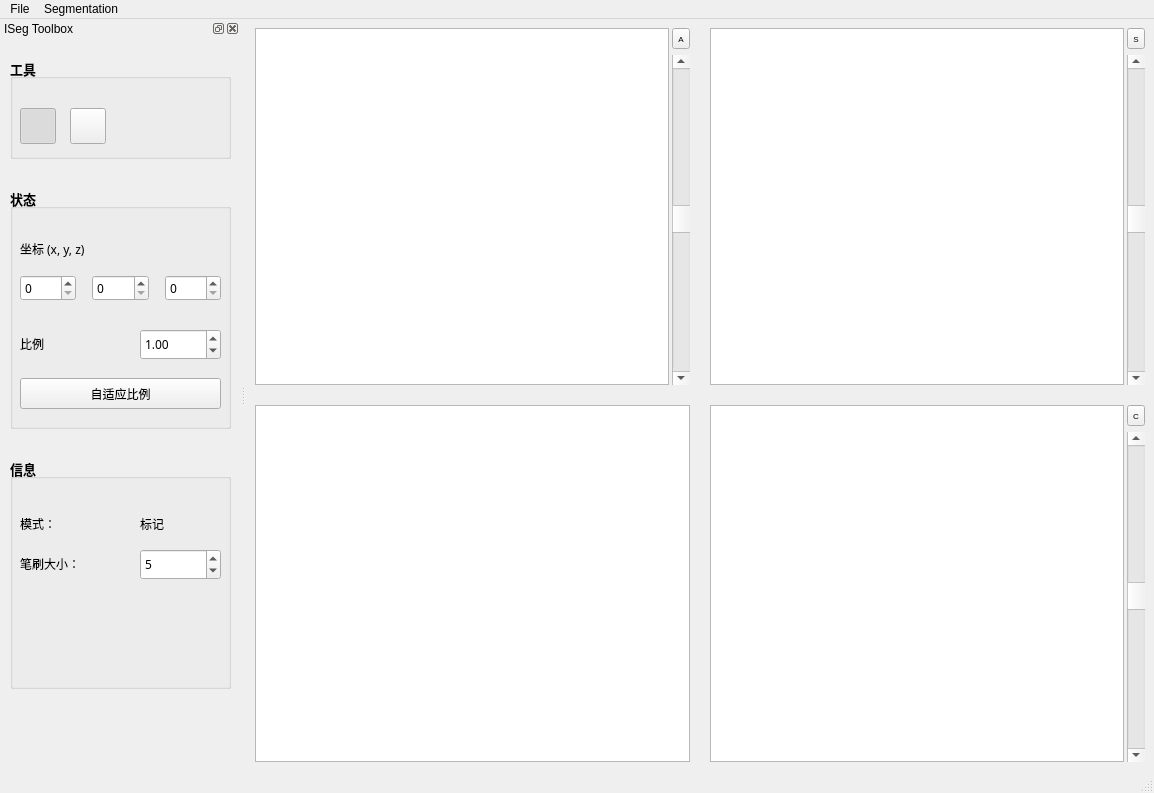
Before: the Qt Designer form ui/mainWindow.ui in blueyo0/ISeg_GUI, drawn with Qt 5.
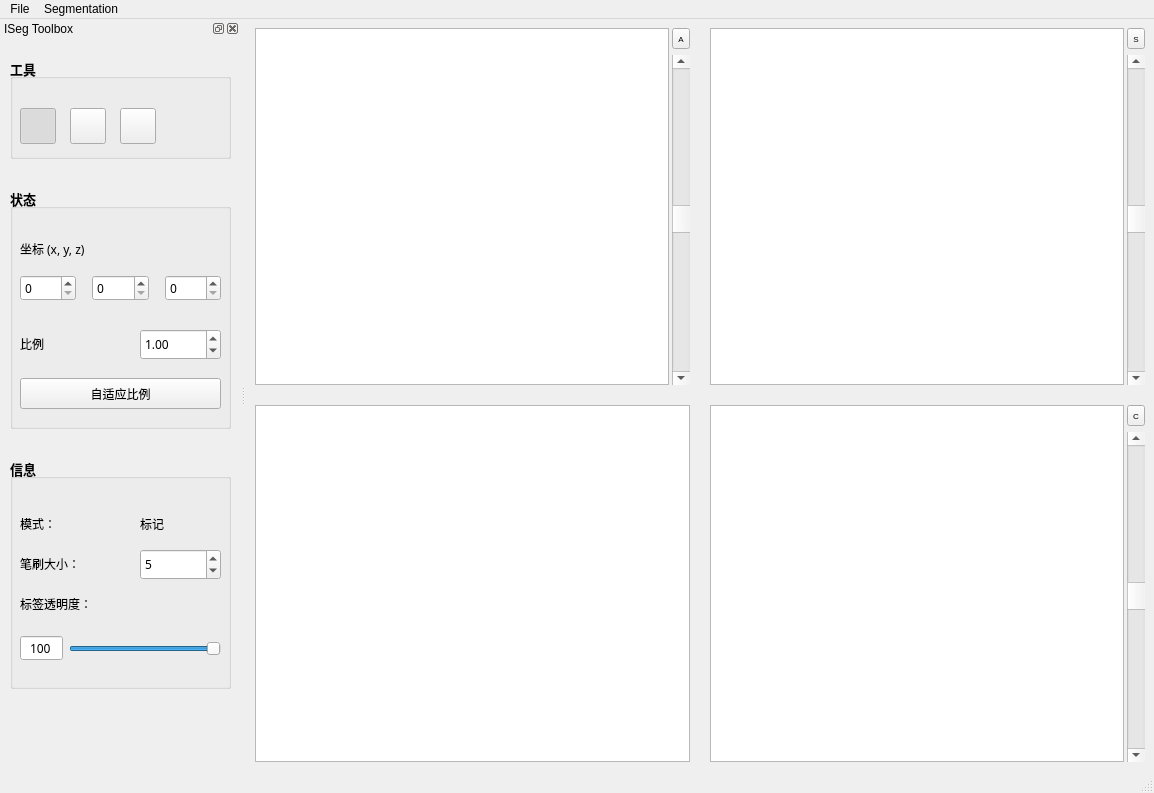
After: the same form once the commit is applied. Icons and pictures are not drawn. Custom widgets are drawn as their Qt base class.

Commit message: 写完了自适应放缩, seg透明度，拖拽放缩等功能

```diff
--- a/ui/mainWindow.ui
+++ b/ui/mainWindow.ui
@@ -424,6 +424,32 @@
        <bool>true</bool>
       </property>
      </widget>
+     <widget class="QToolButton" name="dragButton">
+      <property name="geometry">
+       <rect>
+        <x>110</x>
+        <y>50</y>
+        <width>36</width>
+        <height>36</height>
+       </rect>
+      </property>
+      <property name="text">
+       <string/>
+      </property>
+      <property name="icon">
+       <iconset resource="../Resources/rsc.qrc">
+        <normaloff>:/手.png</normaloff>:/手.png</iconset>
+      </property>
+      <property name="iconSize">
+       <size>
+        <width>30</width>
+        <height>30</height>
+       </size>
+      </property>
+      <property name="checkable">
+       <bool>true</bool>
+      </property>
+     </widget>
     </widget>
     <widget class="QGroupBox" name="groupBox_2">
      <property name="geometry">
@@ -699,6 +725,88 @@
        <number>5</number>
       </property>
      </widget>
+     <widget class="QLabel" name="label_4">
+      <property name="geometry">
+       <rect>
+        <x>10</x>
+        <y>130</y>
+        <width>201</width>
+        <height>31</height>
+       </rect>
+      </property>
+      <property name="font">
+       <font>
+        <family>SimSun-ExtB</family>
+        <pointsize>9</pointsize>
+        <weight>50</weight>
+        <bold>false</bold>
+       </font>
+      </property>
+      <property name="text">
+       <string>标签透明度：</string>
+      </property>
+     </widget>
+     <widget class="QWidget" name="horizontalLayoutWidget_2">
+      <property name="geometry">
+       <rect>
+        <x>10</x>
+        <y>170</y>
+        <width>201</width>
+        <height>41</height>
+       </rect>
+      </property>
+      <layout class="QHBoxLayout" name="horizontalLayout_2" stretch="2,7">
+       <item>
+        <widget class="QSpinBox" name="alphaSpinBox">
+         <property name="enabled">
+          <bool>true</bool>
+         </property>
+         <property name="font">
+          <font>
+           <family>SimSun-ExtB</family>
+           <pointsize>9</pointsize>
+           <weight>50</weight>
+           <bold>false</bold>
+          </font>
+         </property>
+         <property name="focusPolicy">
+          <enum>Qt::ClickFocus</enum>
+         </property>
+         <property name="alignment">
+          <set>Qt::AlignCenter</set>
+         </property>
+         <property name="buttonSymbols">
+          <enum>QAbstractSpinBox::NoButtons</enum>
+         </property>
+         <property name="minimum">
+          <number>0</number>
+         </property>
+         <property name="maximum">
+          <number>100</number>
+         </property>
+         <property name="stepType">
+          <enum>QAbstractSpinBox::DefaultStepType</enum>
+         </property>
+         <property name="value">
+          <number>100</number>
+         </property>
+        </widget>
+       </item>
+       <item>
+        <widget class="QSlider" name="alphaHSlider">
+         <property name="maximum">
+          <number>100</number>
+         </property>
+         <property name="value">
+          <number>100</number>
+         </property>
+         <property name="orientation">
+          <enum>Qt::Horizontal</enum>
+         </property>
+        </widget>
+       </item>
+      </layout>
+     </widget>
     </widget>
    </widget>
   </widget>
```
Left out of the diff: 29 changed lines with no effect on the pictures. The commit also changes 12 other files.
